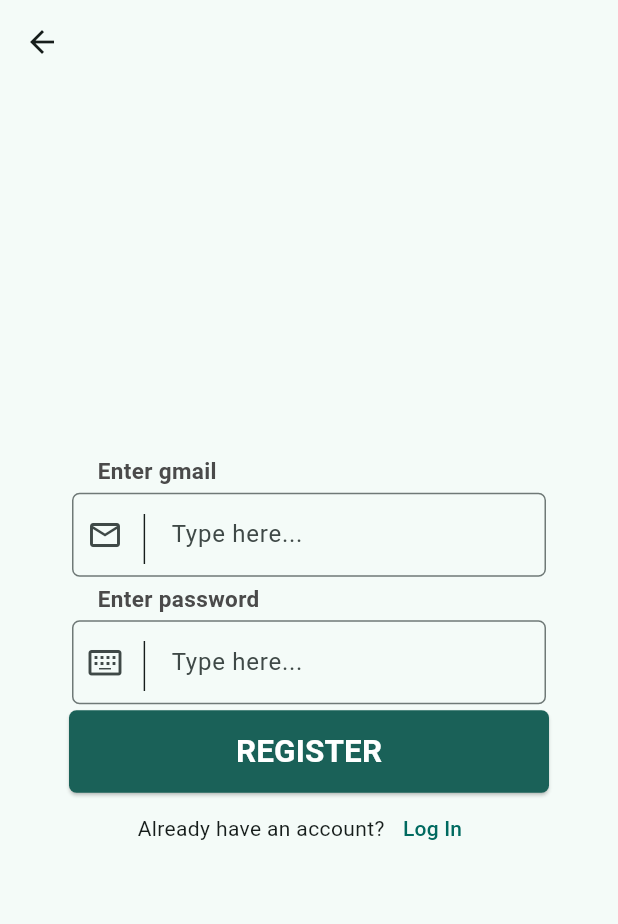
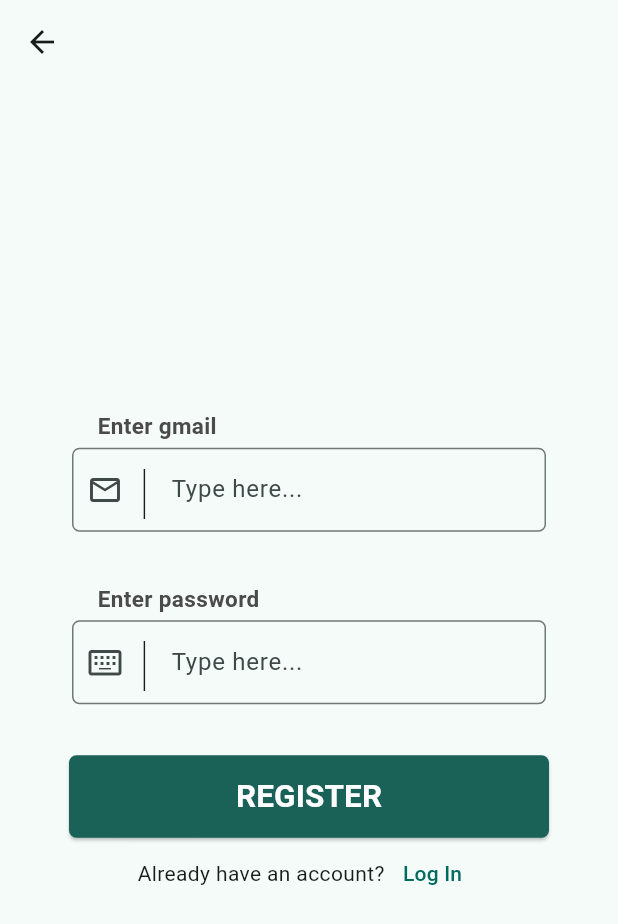
Before and after one commit to prabir227/news_application, a Flutter app: the screen it shows after launch, after a tap on "Sign Up", on a phone screen of 412 x 824 dp. Shown: the top 924 px of the screen. Run offline on Flutter 3.47's test engine with Material 3 defaults, Android fonts, the phone set to English and light mode, and no system bars; our stand-ins replace firebase_auth, firebase_core, get; accounts and stored records are empty; network calls fail.

Commit message:
added sizedbox int he login and signup screens

```diff
--- a/lib/login_screen.dart
+++ b/lib/login_screen.dart
@@ -20,7 +20,9 @@ class LoginScreenState extends State<LoginScreen>{
           mainAxisAlignment: MainAxisAlignment.center,
             children: [
               reusableTextField("Enter gmail", Icon(Icons.email_outlined), loginController.emailController.value,false),
+              SizedBox(height: 30,),
               reusableTextField("Enter password", Icon(Icons.keyboard_alt_outlined),loginController.passController.value,true),
+              SizedBox(height: 30,),
               Obx((){
                 return Container(
                   child: loginController.flag.value?CircularProgressIndicator():ElevatedButton(
@@ -45,6 +47,7 @@ class LoginScreenState extends State<LoginScreen>{
                   ),
                 );}
               ),
+
               Row(
                 mainAxisAlignment: MainAxisAlignment.center,
                 children: [
--- a/lib/sign_up.dart
+++ b/lib/sign_up.dart
@@ -21,7 +21,9 @@ class SignupScreenState extends State<SignupScreen>{
           mainAxisAlignment: MainAxisAlignment.center,
           children: [
             reusableTextField("Enter gmail", Icon(Icons.email_outlined), signUpController.emailController.value,false),
+            SizedBox(height: 30,),
             reusableTextField("Enter password", Icon(Icons.keyboard_alt_outlined), signUpController.passController.value,true),
+            SizedBox(height: 30,),
             Obx((){
               return  Container(
                 child: signUpController.flag.value?CircularProgressIndicator():ElevatedButton(
```
